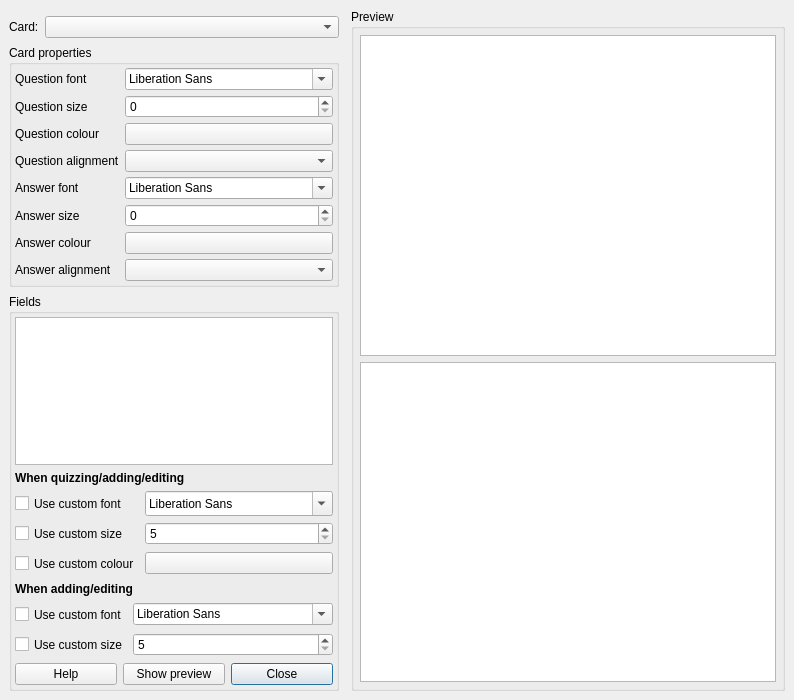
ludiosarchive/anki, file designer/displayproperties.ui: the form before one commit.
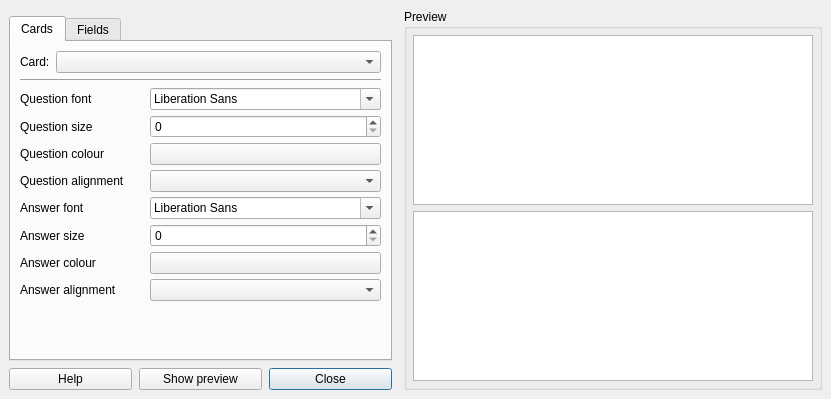
The form after the commit. Icons and pictures are not drawn.

```diff
--- a/designer/displayproperties.ui
+++ b/designer/displayproperties.ui
@@ -5,22 +5,16 @@
    <rect>
     <x>0</x>
     <y>0</y>
-    <width>794</width>
-    <height>700</height>
+    <width>763</width>
+    <height>399</height>
    </rect>
   </property>
   <property name="sizePolicy" >
-   <sizepolicy vsizetype="MinimumExpanding" hsizetype="Preferred" >
+   <sizepolicy vsizetype="Expanding" hsizetype="Preferred" >
     <horstretch>0</horstretch>
     <verstretch>0</verstretch>
    </sizepolicy>
   </property>
-  <property name="minimumSize" >
-   <size>
-    <width>0</width>
-    <height>700</height>
-   </size>
-  </property>
   <property name="windowTitle" >
    <string>Fonts &amp; Colours</string>
   </property>
@@ -28,7 +22,7 @@
    <iconset>
     <normaloff>:/icons/fonts.png</normaloff>:/icons/fonts.png</iconset>
   </property>
-  <layout class="QVBoxLayout" >
+  <layout class="QVBoxLayout" name="_3" >
    <property name="spacing" >
     <number>6</number>
    </property>
@@ -46,23 +40,11 @@
      <item row="0" column="0" >
       <widget class="QFrame" name="frame" >
        <property name="sizePolicy" >
-        <sizepolicy vsizetype="Preferred" hsizetype="Fixed" >
+        <sizepolicy vsizetype="Preferred" hsizetype="Preferred" >
          <horstretch>0</horstretch>
          <verstretch>0</verstretch>
         </sizepolicy>
        </property>
-       <property name="minimumSize" >
-        <size>
-         <width>330</width>
-         <height>16</height>
-        </size>
-       </property>
-       <property name="maximumSize" >
-        <size>
-         <width>330</width>
-         <height>16777215</height>
-        </size>
-       </property>
        <property name="frameShape" >
         <enum>QFrame::NoFrame</enum>
        </property>
@@ -84,16 +66,6 @@
           <property name="margin" >
            <number>0</number>
           </property>
-          <item>
-           <layout class="QHBoxLayout" >
-            <property name="spacing" >
-             <number>6</number>
-            </property>
-            <property name="margin" >
-             <number>0</number>
-            </property>
-           </layout>
-          </item>
           <item>
            <widget class="QWidget" native="1" name="modelArea" />
           </item>
@@ -105,7 +77,37 @@
             <property name="spacing" >
              <number>6</number>
             </property>
-            <item row="1" column="0" >
+           </layout>
+          </item>
+          <item>
+           <layout class="QVBoxLayout" name="verticalLayout_3" >
+            <item>
+             <widget class="QTabWidget" name="tabWidget" >
+              <property name="sizePolicy" >
+               <sizepolicy vsizetype="Expanding" hsizetype="Preferred" >
+                <horstretch>0</horstretch>
+                <verstretch>0</verstretch>
+               </sizepolicy>
+              </property>
+              <property name="currentIndex" >
+               <number>0</number>
+              </property>
+              <widget class="QWidget" name="tab" >
+               <property name="geometry" >
+                <rect>
+                 <x>0</x>
+                 <y>0</y>
+                 <width>297</width>
+                 <height>289</height>
+                </rect>
+               </property>
+               <attribute name="title" >
+                <string>Cards</string>
+               </attribute>
+               <layout class="QVBoxLayout" name="verticalLayout" >
+                <item>
+                 <layout class="QHBoxLayout" name="horizontalLayout_2" >
+                  <item>
              <widget class="QLabel" name="label_3" >
               <property name="sizePolicy" >
                <sizepolicy vsizetype="Preferred" hsizetype="Fixed" >
@@ -118,25 +120,20 @@
               </property>
              </widget>
             </item>
-            <item row="1" column="1" >
+                  <item>
              <widget class="QComboBox" name="cardList" />
             </item>
            </layout>
           </item>
           <item>
-           <widget class="QGroupBox" name="groupBox_5" >
-            <property name="title" >
-             <string>Card properties</string>
-            </property>
-            <layout class="QVBoxLayout" >
-             <property name="spacing" >
-              <number>6</number>
-             </property>
-             <property name="margin" >
-              <number>3</number>
-             </property>
+                 <widget class="Line" name="line" >
+                  <property name="orientation" >
+                   <enum>Qt::Horizontal</enum>
+                  </property>
+                 </widget>
+                </item>
              <item>
-              <layout class="QGridLayout" >
+                 <layout class="QGridLayout" name="_2" >
                <property name="margin" >
                 <number>0</number>
                </property>
@@ -252,23 +249,36 @@
                  </property>
                 </widget>
                </item>
+                  <item row="8" column="0" >
+                   <spacer name="verticalSpacer" >
+                    <property name="orientation" >
+                     <enum>Qt::Vertical</enum>
+                    </property>
+                    <property name="sizeHint" stdset="0" >
+                     <size>
+                      <width>20</width>
+                      <height>40</height>
+                     </size>
+                    </property>
+                   </spacer>
+                  </item>
               </layout>
              </item>
             </layout>
            </widget>
-          </item>
-          <item>
-           <widget class="QGroupBox" name="groupBox" >
-            <property name="title" >
+              <widget class="QWidget" name="tab_2" >
+               <property name="geometry" >
+                <rect>
+                 <x>0</x>
+                 <y>0</y>
+                 <width>297</width>
+                 <height>289</height>
+                </rect>
+               </property>
+               <attribute name="title" >
              <string>Fields</string>
-            </property>
-            <layout class="QVBoxLayout" >
-             <property name="spacing" >
-              <number>6</number>
-             </property>
-             <property name="margin" >
-              <number>3</number>
-             </property>
+               </attribute>
+               <layout class="QVBoxLayout" name="verticalLayout_2" >
              <item>
               <widget class="QListWidget" name="fieldList" >
                <property name="sizePolicy" >
@@ -288,12 +298,12 @@
              <item>
               <widget class="QLabel" name="label" >
                <property name="text" >
-                <string> &lt;b>When quizzing/adding/editing&lt;/b></string>
+                   <string> &lt;b>When reviewing and editing:&lt;/b></string>
                </property>
               </widget>
              </item>
              <item>
-              <layout class="QGridLayout" >
+                 <layout class="QGridLayout" name="_4" >
                <property name="margin" >
                 <number>0</number>
                </property>
@@ -356,6 +366,9 @@
                  <property name="maximum" >
                   <number>300</number>
                  </property>
+                    <property name="value" >
+                     <number>14</number>
+                    </property>
                 </widget>
                </item>
                <item row="2" column="0" >
@@ -395,12 +408,12 @@
              <item>
               <widget class="QLabel" name="label_2" >
                <property name="text" >
-                <string> &lt;b>When adding/editing&lt;/b></string>
+                   <string> &lt;b>When editing (overrides above):&lt;/b></string>
                </property>
               </widget>
              </item>
              <item>
-              <layout class="QGridLayout" >
+                 <layout class="QGridLayout" name="_5" >
                <property name="margin" >
                 <number>0</number>
                </property>
@@ -468,6 +481,23 @@
               </layout>
              </item>
              <item>
+                 <spacer name="verticalSpacer_2" >
+                  <property name="orientation" >
+                   <enum>Qt::Vertical</enum>
+                  </property>
+                  <property name="sizeHint" stdset="0" >
+                   <size>
+                    <width>20</width>
+                    <height>40</height>
+                   </size>
+                  </property>
+                 </spacer>
+                </item>
+               </layout>
+              </widget>
+             </widget>
+            </item>
+            <item>
               <layout class="QHBoxLayout" name="horizontalLayout" >
                <item>
                 <widget class="QPushButton" name="helpButton" >
@@ -502,7 +532,6 @@
               </layout>
              </item>
             </layout>
-           </widget>
           </item>
          </layout>
         </item>
@@ -524,7 +553,7 @@
         <item>
          <widget class="QTextEdit" name="question" >
           <property name="sizePolicy" >
-           <sizepolicy vsizetype="MinimumExpanding" hsizetype="Expanding" >
+           <sizepolicy vsizetype="Expanding" hsizetype="Expanding" >
             <horstretch>0</horstretch>
             <verstretch>0</verstretch>
            </sizepolicy>
@@ -543,7 +572,7 @@
         <item>
          <widget class="QTextEdit" name="answer" >
           <property name="sizePolicy" >
-           <sizepolicy vsizetype="MinimumExpanding" hsizetype="Expanding" >
+           <sizepolicy vsizetype="Expanding" hsizetype="Expanding" >
             <horstretch>0</horstretch>
             <verstretch>0</verstretch>
            </sizepolicy>
```
Left out of the diff: 102 changed lines with no effect on the pictures. Lines whose indentation alone changed are shown as unchanged.
